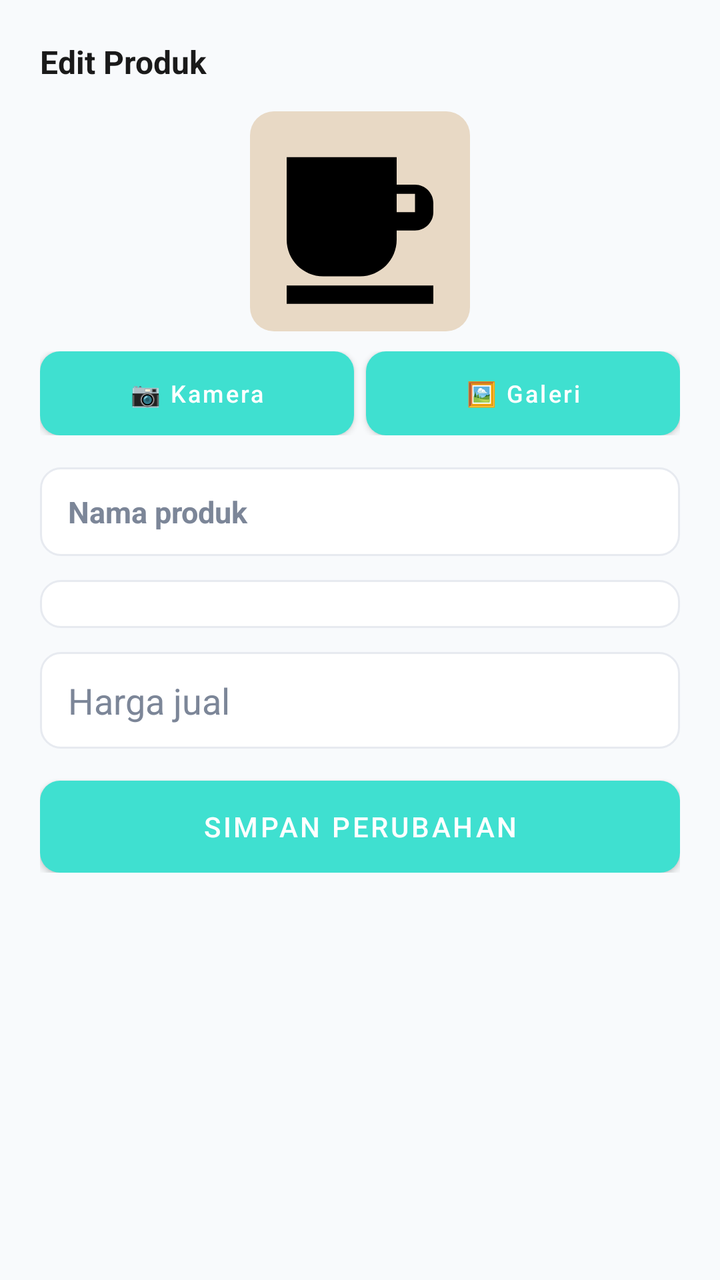
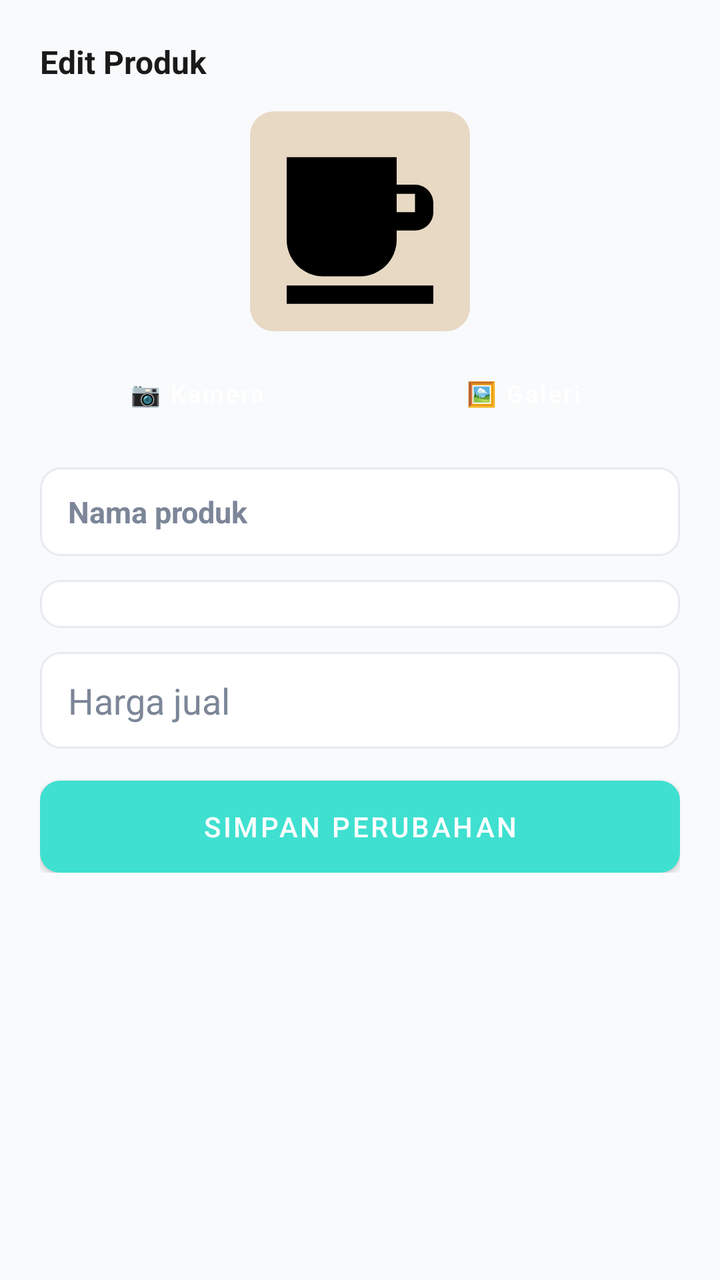

An Android layout rendered at two revisions. The XML below is the earlier revision; the diff shows what the commit changed to produce the second picture.
<!-- AndroidManifest.xml: application theme Theme.Pitstop -->
<!-- res/layout/dialog_edit_produk.xml -->
<?xml version="1.0" encoding="utf-8"?>
<ScrollView xmlns:android="http://schemas.android.com/apk/res/android"
    xmlns:app="http://schemas.android.com/apk/res-auto"
    android:layout_width="match_parent"
    android:layout_height="wrap_content"
    android:maxHeight="560dp">

    <LinearLayout
        android:layout_width="match_parent"
        android:layout_height="wrap_content"
        android:orientation="vertical"
        android:padding="20dp">

        <TextView
            android:layout_width="wrap_content"
            android:layout_height="wrap_content"
            android:layout_marginBottom="14dp"
            android:text="Edit Produk"
            android:textColor="@color/black"
            android:textSize="16sp"
            android:textStyle="bold" />

        
        <LinearLayout
            android:layout_width="110dp"
            android:layout_height="110dp"
            android:layout_gravity="center_horizontal"
            android:layout_marginBottom="10dp"
            android:background="@drawable/bg_avatar_coffee"
            android:gravity="center">

            <ImageView
                android:id="@+id/imgPreview"
                android:layout_width="match_parent"
                android:layout_height="match_parent"
                android:scaleType="centerCrop"
                android:src="@drawable/ic_cafe_cup" />
        </LinearLayout>

        <LinearLayout
            android:layout_width="match_parent"
            android:layout_height="wrap_content"
            android:layout_marginBottom="16dp"
            android:orientation="horizontal">

            <Button
                android:id="@+id/btnAmbilFoto"
                android:layout_width="0dp"
                android:layout_height="42dp"
                android:layout_marginEnd="6dp"
                android:layout_weight="1"
                android:background="@drawable/bg_button_accent"
                android:text="📷 Kamera"
                android:textAllCaps="false"
                android:textColor="@color/white"
                android:textSize="12sp" />

            <Button
                android:id="@+id/btnPilihGaleri"
                android:layout_width="0dp"
                android:layout_height="42dp"
                android:layout_weight="1"
                android:background="@drawable/bg_button_primary"
                android:text="🖼️ Galeri"
                android:textAllCaps="false"
                android:textColor="@color/white"
                android:textSize="12sp" />
        </LinearLayout>

        <EditText
            android:id="@+id/etNamaProduk"
            android:layout_width="match_parent"
            android:layout_height="wrap_content"
            android:layout_marginBottom="12dp"
            android:background="@drawable/bg_edittext"
            android:hint="Nama produk"
            android:inputType="text"
            android:textColor="@color/black"
            android:textSize="15sp"
            android:textStyle="bold" />

        <Spinner
            android:id="@+id/spinnerKategori"
            android:layout_width="match_parent"
            android:layout_height="wrap_content"
            android:layout_marginBottom="12dp"
            android:background="@drawable/bg_edittext" />

        <EditText
            android:id="@+id/etHargaJual"
            android:layout_width="match_parent"
            android:layout_height="wrap_content"
            android:layout_marginBottom="16dp"
            android:background="@drawable/bg_edittext"
            android:hint="Harga jual"
            android:inputType="numberDecimal" />

        <Button
            android:id="@+id/btnSimpan"
            android:layout_width="match_parent"
            android:layout_height="46dp"
            android:background="@drawable/bg_button_primary"
            android:text="Simpan Perubahan"
            android:textColor="@color/white" />
    </LinearLayout>
</ScrollView>
<!-- resources referenced by this layout -->
<resources>
  <color name="black">#1A1A1A</color>
  <color name="white">#FFFFFF</color>
  <!-- drawable bg_avatar_coffee (drawable) -->
  <?xml version="1.0" encoding="utf-8"?>
  <shape xmlns:android="http://schemas.android.com/apk/res/android">
      <solid android:color="#E8D9C5" />
      <corners android:radius="12dp" />
  </shape>
  <!-- drawable bg_button_accent (drawable) -->
  <?xml version="1.0" encoding="utf-8"?>
  <shape xmlns:android="http://schemas.android.com/apk/res/android">
      <solid android:color="@color/accent" />
      <corners android:radius="10dp" />
  </shape>
  <!-- drawable bg_button_primary (drawable) -->
  <?xml version="1.0" encoding="utf-8"?>
  <shape xmlns:android="http://schemas.android.com/apk/res/android">
      <solid android:color="@color/primary" />
      <corners android:radius="10dp" />
  </shape>
  <!-- drawable bg_edittext (drawable) -->
  <?xml version="1.0" encoding="utf-8"?>
  <shape xmlns:android="http://schemas.android.com/apk/res/android">
      <solid android:color="@color/white" />
      <corners android:radius="10dp" />
      <stroke android:width="1dp" android:color="@color/light_grey" />
      <padding android:left="14dp" android:top="12dp" android:right="14dp" android:bottom="12dp" />
  </shape>
  <!-- drawable ic_cafe_cup (drawable) -->
  <vector xmlns:android="http://schemas.android.com/apk/res/android"
      android:width="24dp" android:height="24dp" android:viewportWidth="24" android:viewportHeight="24">
      <path android:fillColor="#FF000000" android:pathData="M4,19h16v2H4zM18,8h-2V5H4v9c0,2.21 1.79,4 4,4h4c2.21,0 4,-1.79 4,-4v-1h2c1.1,0 2,-0.9 2,-2V10c0,-1.1 -0.9,-2 -2,-2zM18,11h-2V9h2v2z"/>
  </vector>
  <style name="Theme.Pitstop" parent="Theme.MaterialComponents.Light.NoActionBar">
          <item name="colorPrimary">@color/primary</item>
          <item name="colorPrimaryDark">@color/primary_dark</item>
          <item name="colorAccent">@color/accent</item>
          <item name="android:windowBackground">@color/background</item>
          <item name="android:statusBarColor">@color/primary</item>
  
          
          <item name="android:textColorPrimary">@color/black</item>
          <item name="android:textColorSecondary">@color/grey</item>
          <item name="android:textColorHint">@color/grey</item>
  
          
          <item name="alertDialogTheme">@style/ThemeOverlay.Pitsop.Dialog</item>
      </style>
  <color name="accent">#2D6CDF</color>
  <color name="primary">#3fe0d0</color>
  <color name="light_grey">#E7EAF0</color>
  <color name="primary_dark">#0D1F3D</color>
  <color name="background">#F8FAFC</color>
  <color name="grey">#7C8698</color>
  <style name="ThemeOverlay.Pitsop.Dialog" parent="ThemeOverlay.MaterialComponents.Dialog.Alert">
          <item name="android:windowBackground">@color/white</item>
          <item name="android:textColorPrimary">@color/black</item>
          <item name="android:textColorSecondary">@color/grey</item>
      </style>
</resources>

<!-- the commit's change to res/layout/dialog_edit_produk.xml (unified diff, before → after) -->
@@ -1,6 +1,5 @@
 <?xml version="1.0" encoding="utf-8"?>
 <ScrollView xmlns:android="http://schemas.android.com/apk/res/android"
-    xmlns:app="http://schemas.android.com/apk/res-auto"
     android:layout_width="match_parent"
     android:layout_height="wrap_content"
     android:maxHeight="560dp">
@@ -15,7 +14,7 @@
             android:layout_width="wrap_content"
             android:layout_height="wrap_content"
             android:layout_marginBottom="14dp"
-            android:text="Edit Produk"
+            android:text="@string/edit_produk"
             android:textColor="@color/black"
             android:textSize="16sp"
             android:textStyle="bold" />
@@ -33,11 +32,13 @@
                 android:id="@+id/imgPreview"
                 android:layout_width="match_parent"
                 android:layout_height="match_parent"
+                android:contentDescription="@string/background"
                 android:scaleType="centerCrop"
                 android:src="@drawable/ic_cafe_cup" />
         </LinearLayout>
 
         <LinearLayout
+            style="?android:attr/buttonBarStyle"
             android:layout_width="match_parent"
             android:layout_height="wrap_content"
             android:layout_marginBottom="16dp"
@@ -45,23 +46,25 @@
 
             <Button
                 android:id="@+id/btnAmbilFoto"
+                style="?android:attr/buttonBarButtonStyle"
                 android:layout_width="0dp"
                 android:layout_height="42dp"
                 android:layout_marginEnd="6dp"
                 android:layout_weight="1"
                 android:background="@drawable/bg_button_accent"
-                android:text="📷 Kamera"
+                android:text="@string/kamera"
                 android:textAllCaps="false"
                 android:textColor="@color/white"
                 android:textSize="12sp" />
 
             <Button
                 android:id="@+id/btnPilihGaleri"
+                style="?android:attr/buttonBarButtonStyle"
                 android:layout_width="0dp"
                 android:layout_height="42dp"
                 android:layout_weight="1"
                 android:background="@drawable/bg_button_primary"
-                android:text="🖼️ Galeri"
+                android:text="@string/galeri"
                 android:textAllCaps="false"
                 android:textColor="@color/white"
                 android:textSize="12sp" />
@@ -72,8 +75,9 @@
             android:layout_width="match_parent"
             android:layout_height="wrap_content"
             android:layout_marginBottom="12dp"
+            android:autofillHints=""
             android:background="@drawable/bg_edittext"
-            android:hint="Nama produk"
+            android:hint="@string/nama_produk"
             android:inputType="text"
             android:textColor="@color/black"
             android:textSize="15sp"
@@ -91,8 +95,9 @@
             android:layout_width="match_parent"
             android:layout_height="wrap_content"
             android:layout_marginBottom="16dp"
+            android:autofillHints=""
             android:background="@drawable/bg_edittext"
-            android:hint="Harga jual"
+            android:hint="@string/harga_jual"
             android:inputType="numberDecimal" />
 
         <Button
@@ -100,7 +105,7 @@
             android:layout_width="match_parent"
             android:layout_height="46dp"
             android:background="@drawable/bg_button_primary"
-            android:text="Simpan Perubahan"
+            android:text="@string/simpan_perubahan"
             android:textColor="@color/white" />
     </LinearLayout>
 </ScrollView>
<!-- resource entries referenced after the edit -->
@@ -33,6 +33,13 @@
       android:width="24dp" android:height="24dp" android:viewportWidth="24" android:viewportHeight="24">
       <path android:fillColor="#FF000000" android:pathData="M4,19h16v2H4zM18,8h-2V5H4v9c0,2.21 1.79,4 4,4h4c2.21,0 4,-1.79 4,-4v-1h2c1.1,0 2,-0.9 2,-2V10c0,-1.1 -0.9,-2 -2,-2zM18,11h-2V9h2v2z"/>
   </vector>
+  <string name="background">background</string>
+  <string name="edit_produk">Edit Produk</string>
+  <string name="galeri">🖼️ Galeri</string>
+  <string name="harga_jual">Harga jual</string>
+  <string name="kamera">📷 Kamera</string>
+  <string name="nama_produk">Nama produk</string>
+  <string name="simpan_perubahan">Simpan Perubahan</string>
   <style name="Theme.Pitstop" parent="Theme.MaterialComponents.Light.NoActionBar">
           <item name="colorPrimary">@color/primary</item>
           <item name="colorPrimaryDark">@color/primary_dark</item>
